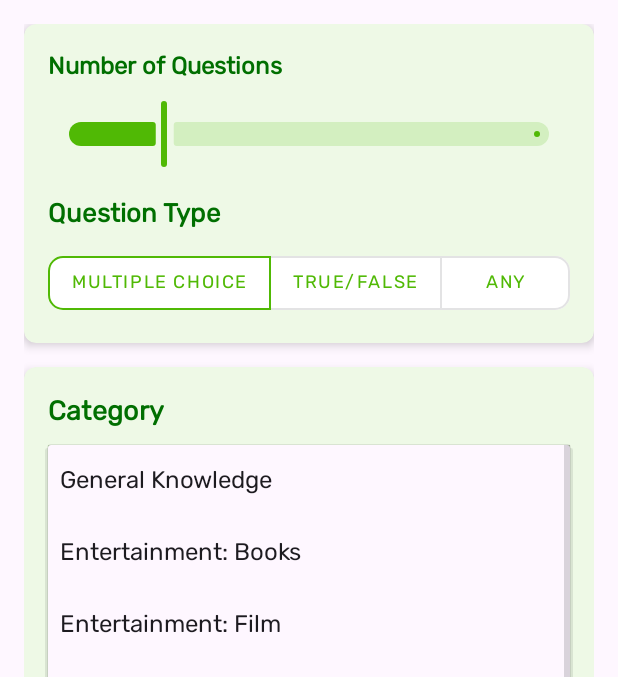
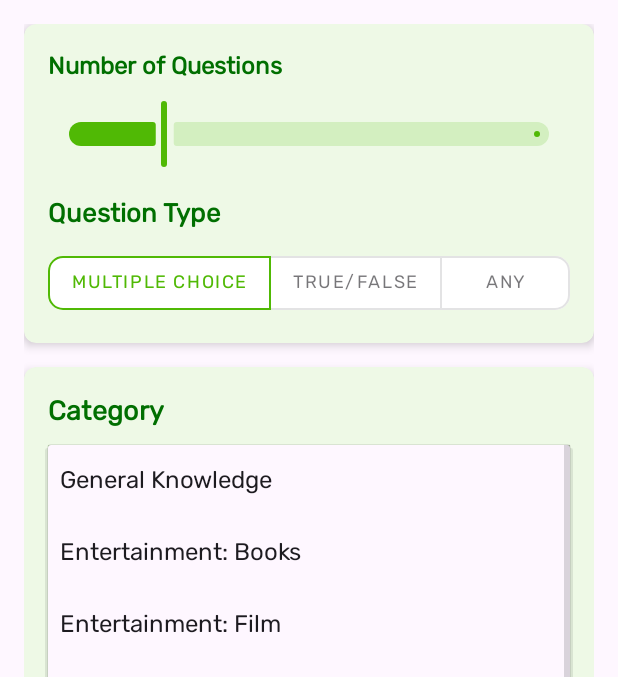
Before and after one commit to d-yjc/triviago, an Android app: the screen it shows after launch once a user with an empty profile is signed in (HomeActivity), after a tap on "General Knowledge", on a phone screen of 412 x 824 dp, the part 96-773 px from its top. Run offline under Robolectric (Android 15) with nearby library versions, the light colour scheme and no system bars; our stand-ins replace Firebase (no records; nobody signed in at launch, a user with empty details on screens opened directly).

Commit message:
Fixed time formatting in reminder showTimePickerDialog

```diff
--- a/app/build.gradle.kts
+++ b/app/build.gradle.kts
@@ -13,7 +13,7 @@ android {
     defaultConfig {
         applicationId = "com.example.triviago"
         minSdk = 31
-        targetSdk = 34
+        targetSdk = 33
         versionCode = 1
         versionName = "1.0"
 
--- a/app/src/main/java/com/example/triviago/fragments/SettingsFragment.kt
+++ b/app/src/main/java/com/example/triviago/fragments/SettingsFragment.kt
@@ -97,7 +97,11 @@ class SettingsFragment : Fragment() {
                 scheduleDailyNotification(hourOfDay, minute)
                 Toast.makeText(
                     requireContext(),
-                    "Notification Time Set to $hourOfDay:$minute", Toast.LENGTH_SHORT).show()
+                    String.format(
+                        Locale.getDefault(),
+                        "Notification Time Set to %02d:%02d", hourOfDay, minute
+                    ),
+                    Toast.LENGTH_SHORT).show()
             },
             currentHour,
             currentMinute,
--- a/app/src/main/res/layout/fragment_home.xml
+++ b/app/src/main/res/layout/fragment_home.xml
@@ -78,7 +78,6 @@
                             android:layout_height="wrap_content"
                             android:text="@string/multiple_choice"
                             android:textSize="12sp"
-                            android:textColor="@color/primary"
                             app:backgroundTint="@color/white"
                             app:checkedIconTint="@color/primary"
                             app:cornerRadius="10dp" />
@@ -90,7 +89,6 @@
                             android:layout_height="wrap_content"
                             android:text="@string/true_false"
                             android:textSize="12sp"
-                            android:textColor="@color/primary"
                             app:backgroundTint="@color/white"
                             app:checkedIconTint="@color/primary"
                             app:cornerRadius="10dp" />
@@ -102,7 +100,6 @@
                             android:layout_height="wrap_content"
                             android:text="@string/any"
                             android:textSize="12sp"
-                            android:textColor="@color/primary"
                             app:backgroundTint="@color/white"
                             app:checkedIconTint="@color/primary"
                             app:cornerRadius="10dp" />
```
Also changed, not shown: app/src/main/java/com/example/triviago/TriviaNotificationWorker.kt (+10 -2 lines).
